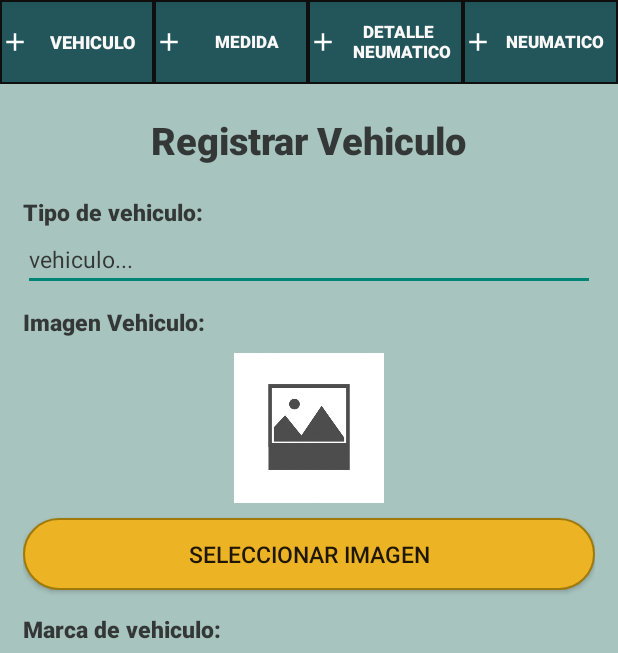
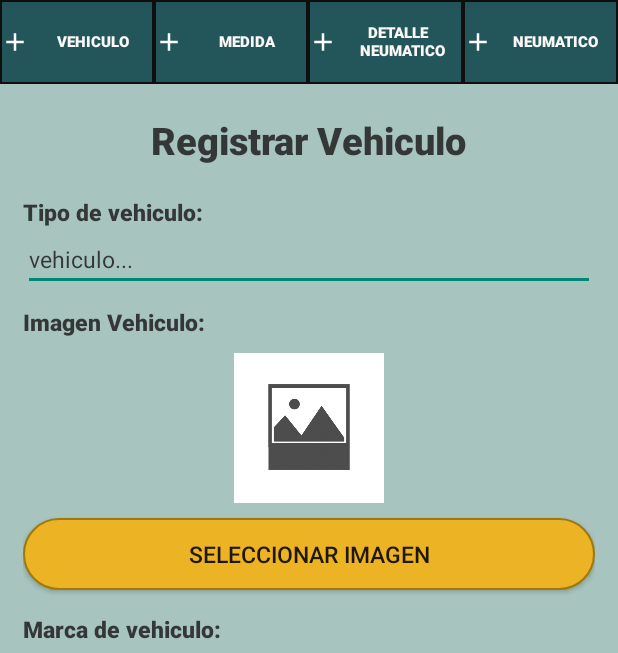
Before and after one commit to BryanORCc/Servimaq, an Android app: the ingreso_productos screen opened directly, with no data from a screen before it, on a phone screen of 412 x 824 dp, the part 84-737 px from its top. Run offline under Robolectric (Android 15) with nearby library versions, the phone set to English and light mode, and no system bars.

Commit message:
Modificacion del tamaño de letra

```diff
--- a/app/src/main/java/com/example/servimaq/contenedores/ingreso_productos.java
+++ b/app/src/main/java/com/example/servimaq/contenedores/ingreso_productos.java
@@ -2,10 +2,14 @@ package com.example.servimaq.contenedores;
 
 import androidx.appcompat.app.ActionBar;
 import androidx.appcompat.app.AppCompatActivity;
+import androidx.appcompat.app.WindowDecorActionBar;
+import androidx.appcompat.widget.Toolbar;
 import androidx.fragment.app.FragmentTransaction;
 
+import android.content.res.Resources;
 import android.os.Bundle;
 import android.view.View;
+import android.view.Window;
 import android.widget.Button;
 
 import com.example.servimaq.R;
--- a/app/src/main/res/layout/activity_ingreso_productos.xml
+++ b/app/src/main/res/layout/activity_ingreso_productos.xml
@@ -30,7 +30,7 @@
                 android:layout_height="match_parent"
                 android:text="Vehiculo"
                 android:background="@drawable/fondo2"
-                android:textSize="12dp"
+                android:textSize="10dp"
                 android:fontFamily="sans-serif-black"
                 android:id="@+id/btnVehiculo"
                 android:focusable="true"
@@ -43,7 +43,7 @@
                 android:layout_weight="0.25"
                 android:layout_height="match_parent"
                 android:text="Medida"
-                android:textSize="11.5dp"
+                android:textSize="10dp"
                 android:fontFamily="sans-serif-black"
                 android:id="@+id/btnMedida"
                 android:background="@drawable/fondo2"
@@ -57,7 +57,7 @@
                 android:layout_weight="0.25"
                 android:layout_height="match_parent"
                 android:text="Detalle \n Neumatico"
-                android:textSize="11.5dp"
+                android:textSize="10dp"
                 android:fontFamily="sans-serif-black"
                 android:id="@+id/btnDetalle"
                 android:focusable="true"
@@ -71,7 +71,7 @@
                 android:layout_weight="0.25"
                 android:layout_height="match_parent"
                 android:text="Neumatico"
-                android:textSize="11.5dp"
+                android:textSize="10dp"
                 android:fontFamily="sans-serif-black"
                 android:id="@+id/btnNeumatico"
                 android:background="@drawable/fondo2"
```
